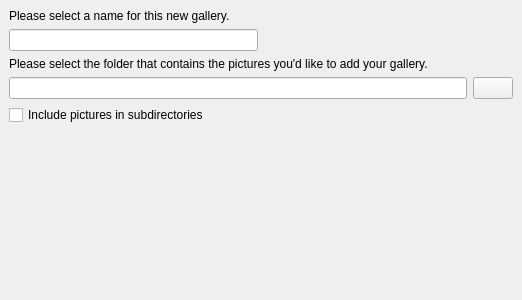
BackupTheBerlios/galerist-svn, file trunk/src/widgets/newselectionpage.ui: the form before one commit.
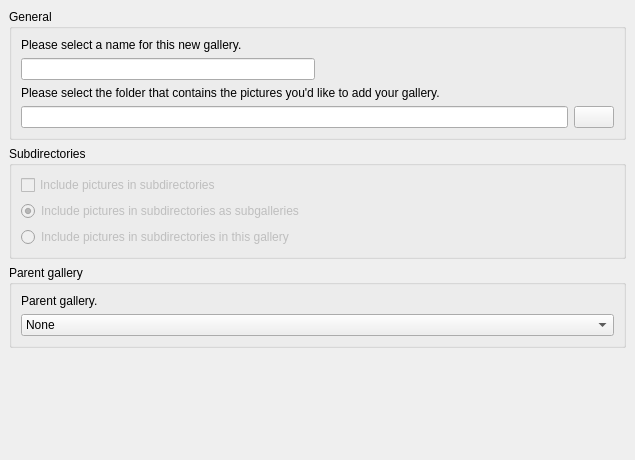
The form after the commit. Icons and pictures are not drawn. Custom widgets are drawn as their Qt base class.

Commit message: Full support for subgalleries. (some bugs expected to show later...)

```diff
--- a/trunk/src/widgets/newselectionpage.ui
+++ b/trunk/src/widgets/newselectionpage.ui
@@ -5,8 +5,8 @@
    <rect>
     <x>0</x>
     <y>0</y>
-    <width>522</width>
-    <height>300</height>
+    <width>635</width>
+    <height>460</height>
    </rect>
   </property>
   <property name="windowTitle" >
@@ -19,6 +19,64 @@
    <property name="spacing" >
     <number>6</number>
    </property>
+   <item row="2" column="0" >
+    <widget class="QGroupBox" name="groupBox" >
+     <property name="title" >
+      <string>Parent gallery</string>
+     </property>
+     <layout class="QGridLayout" >
+      <property name="margin" >
+       <number>9</number>
+      </property>
+      <property name="spacing" >
+       <number>6</number>
+      </property>
+      <item row="1" column="0" colspan="2" >
+       <widget class="QComboBox" name="parentBox" >
+        <item>
+         <property name="text" >
+          <string>None</string>
+         </property>
+        </item>
+       </widget>
+      </item>
+      <item row="0" column="0" >
+       <widget class="QLabel" name="label_3" >
+        <property name="sizePolicy" >
+         <sizepolicy>
+          <hsizetype>0</hsizetype>
+          <vsizetype>5</vsizetype>
+          <horstretch>0</horstretch>
+          <verstretch>0</verstretch>
+         </sizepolicy>
+        </property>
+        <property name="text" >
+         <string>Parent gallery.</string>
+        </property>
+       </widget>
+      </item>
+     </layout>
+    </widget>
+   </item>
+   <item row="3" column="0" >
+    <widget class="QLabel" name="messageLabel" >
+     <property name="text" >
+      <string/>
+     </property>
+    </widget>
+   </item>
+   <item row="0" column="0" >
+    <widget class="QGroupBox" name="groupBox_3" >
+     <property name="title" >
+      <string>General</string>
+     </property>
+     <layout class="QGridLayout" >
+      <property name="margin" >
+       <number>9</number>
+      </property>
+      <property name="spacing" >
+       <number>6</number>
+      </property>
    <item row="3" column="0" colspan="2" >
     <layout class="QHBoxLayout" >
      <property name="margin" >
@@ -52,16 +110,6 @@
      </property>
     </widget>
    </item>
-   <item row="5" column="0" colspan="2" >
-    <widget class="QLabel" name="messageLabel" >
-     <property name="text" >
-      <string/>
-     </property>
-    </widget>
-   </item>
-   <item row="1" column="0" >
-    <widget class="GWidgets::LineEdit" name="nameEdit" />
-   </item>
    <item row="1" column="1" >
     <spacer>
      <property name="orientation" >
@@ -75,6 +123,9 @@
      </property>
     </spacer>
    </item>
+      <item row="1" column="0" >
+       <widget class="GWidgets::LineEdit" name="nameEdit" />
+      </item>
    <item row="0" column="0" colspan="2" >
     <widget class="QLabel" name="label" >
      <property name="text" >
@@ -85,14 +136,58 @@
      </property>
     </widget>
    </item>
-   <item row="4" column="0" >
+     </layout>
+    </widget>
+   </item>
+   <item row="1" column="0" >
+    <widget class="QGroupBox" name="groupBox_2" >
+     <property name="title" >
+      <string>Subdirectories</string>
+     </property>
+     <layout class="QGridLayout" >
+      <property name="margin" >
+       <number>9</number>
+      </property>
+      <property name="spacing" >
+       <number>6</number>
+      </property>
+      <item row="2" column="0" >
+       <widget class="QRadioButton" name="thisRadio" >
+        <property name="enabled" >
+         <bool>false</bool>
+        </property>
+        <property name="text" >
+         <string>Include pictures in subdirectories in this gallery</string>
+        </property>
+       </widget>
+      </item>
+      <item row="1" column="0" >
+       <widget class="QRadioButton" name="subRadio" >
+        <property name="enabled" >
+         <bool>false</bool>
+        </property>
+        <property name="text" >
+         <string>Include pictures in subdirectories as subgalleries</string>
+        </property>
+        <property name="checked" >
+         <bool>true</bool>
+        </property>
+       </widget>
+      </item>
+      <item row="0" column="0" >
     <widget class="QCheckBox" name="recursiveBox" >
+        <property name="enabled" >
+         <bool>false</bool>
+        </property>
      <property name="text" >
       <string>Include pictures in subdirectories</string>
      </property>
     </widget>
    </item>
-   <item row="6" column="0" colspan="2" >
+     </layout>
+    </widget>
+   </item>
+   <item row="5" column="0" >
     <spacer>
      <property name="orientation" >
       <enum>Qt::Vertical</enum>
```
Left out of the diff: 35 changed lines with no effect on the pictures. Lines whose indentation alone changed are shown as unchanged. The commit also changes 6 other files.
